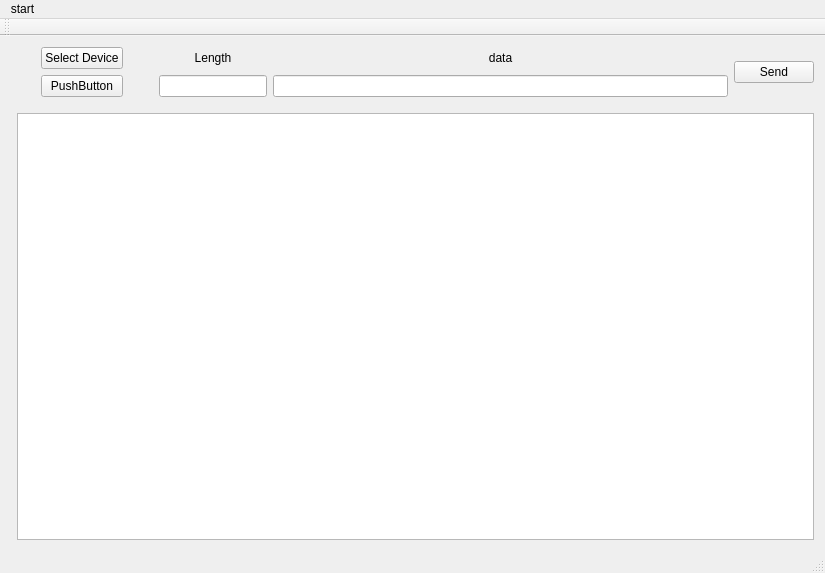
First picture: the form in mainwindow.ui, repository ixhorse/qt-capture-usb, before the edit.
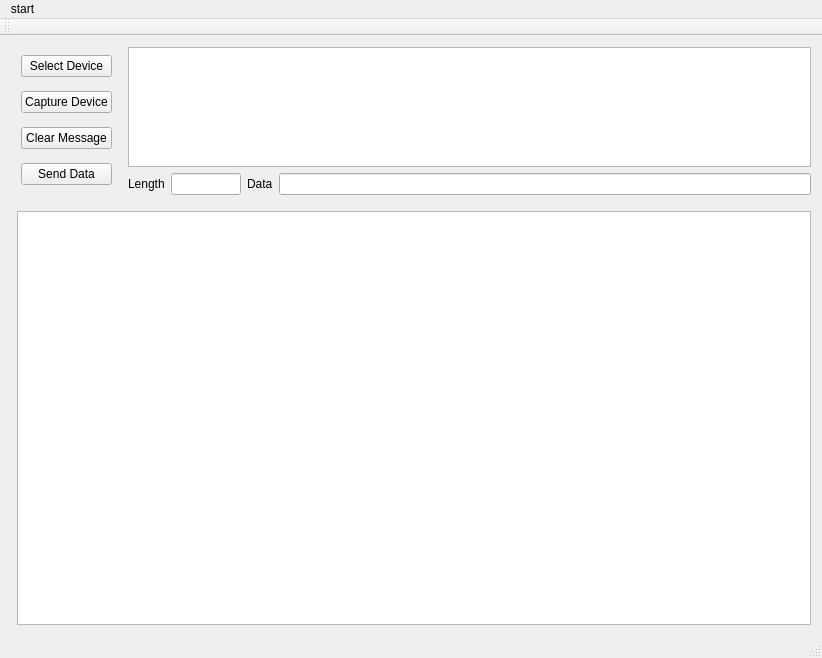
Second picture: the form after the edit.

Commit message: select pipes to send data

```diff
--- a/mainwindow.ui
+++ b/mainwindow.ui
@@ -6,8 +6,8 @@
    <rect>
     <x>0</x>
     <y>0</y>
-    <width>825</width>
-    <height>573</height>
+    <width>822</width>
+    <height>658</height>
    </rect>
   </property>
   <property name="sizePolicy">
@@ -35,12 +35,12 @@
          <number>10</number>
         </property>
         <item>
-         <layout class="QVBoxLayout" name="verticalLayout_2">
+         <layout class="QVBoxLayout" name="verticalLayout_2" stretch="0,0,0,0">
           <property name="leftMargin">
-           <number>30</number>
+           <number>10</number>
           </property>
           <property name="rightMargin">
-           <number>30</number>
+           <number>10</number>
           </property>
           <item>
            <widget class="QPushButton" name="selectDevBtn">
@@ -76,53 +76,74 @@
              </size>
             </property>
             <property name="text">
-             <string>PushButton</string>
+             <string>Capture Device</string>
+            </property>
+           </widget>
+          </item>
+          <item>
+           <widget class="QPushButton" name="clearButton">
+            <property name="text">
+             <string>Clear Message</string>
+            </property>
+           </widget>
+          </item>
+          <item>
+           <widget class="QPushButton" name="sendButton">
+            <property name="text">
+             <string>Send Data</string>
             </property>
            </widget>
           </item>
          </layout>
         </item>
         <item>
-         <layout class="QGridLayout" name="gridLayout">
-          <item row="0" column="0">
-           <widget class="QLabel" name="label">
-            <property name="text">
-             <string>Length</string>
-            </property>
-            <property name="alignment">
-             <set>Qt::AlignCenter</set>
-            </property>
-           </widget>
-          </item>
-          <item row="0" column="2" rowspan="2">
-           <widget class="QPushButton" name="pushButton">
-            <property name="text">
-             <string>Send</string>
-            </property>
-           </widget>
-          </item>
-          <item row="1" column="0">
-           <widget class="QLineEdit" name="lenInput">
+         <layout class="QVBoxLayout" name="verticalLayout_3">
+          <item>
+           <widget class="QTableWidget" name="pipeTable">
             <property name="sizePolicy">
-             <sizepolicy hsizetype="Fixed" vsizetype="Fixed">
+             <sizepolicy hsizetype="Expanding" vsizetype="Fixed">
               <horstretch>0</horstretch>
               <verstretch>0</verstretch>
              </sizepolicy>
             </property>
-           </widget>
-          </item>
-          <item row="0" column="1">
-           <widget class="QLabel" name="label_2">
-            <property name="text">
-             <string>data</string>
+            <property name="maximumSize">
+             <size>
+              <width>16777215</width>
+              <height>120</height>
+             </size>
             </property>
-            <property name="alignment">
-             <set>Qt::AlignCenter</set>
-            </property>
            </widget>
           </item>
-          <item row="1" column="1">
-           <widget class="QLineEdit" name="dataInput"/>
+          <item>
+           <layout class="QHBoxLayout" name="horizontalLayout_4">
+            <item>
+             <widget class="QLabel" name="label_2">
+              <property name="text">
+               <string>Length</string>
+              </property>
+             </widget>
+            </item>
+            <item>
+             <widget class="QLineEdit" name="lenInput">
+              <property name="maximumSize">
+               <size>
+                <width>70</width>
+                <height>16777215</height>
+               </size>
+              </property>
+             </widget>
+            </item>
+            <item>
+             <widget class="QLabel" name="label">
+              <property name="text">
+               <string>Data</string>
+              </property>
+             </widget>
+            </item>
+            <item>
+             <widget class="QLineEdit" name="dataInput"/>
+            </item>
+           </layout>
           </item>
          </layout>
         </item>
@@ -161,7 +182,7 @@
     <rect>
      <x>0</x>
      <y>0</y>
-     <width>825</width>
+     <width>822</width>
      <height>23</height>
     </rect>
    </property>
```
The commit also changes 3 other files.
